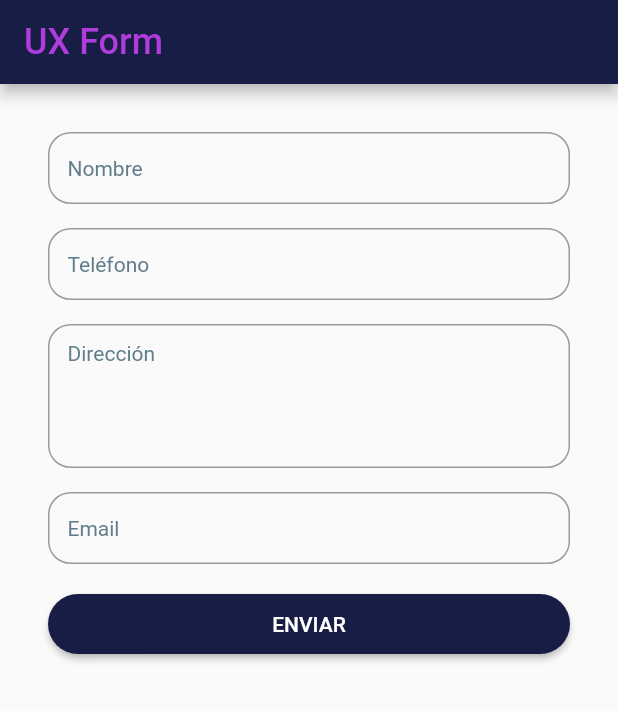
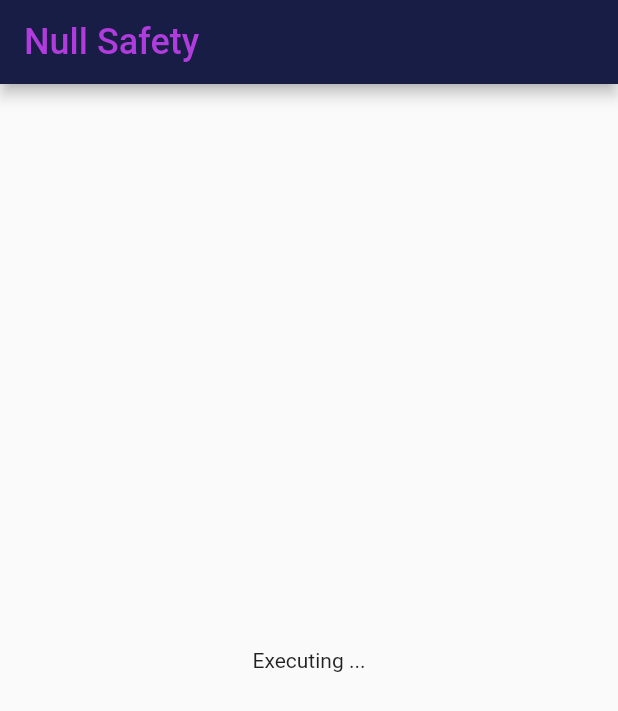
Before and after one commit to Codigo-Base/flutter-garage, a Flutter app: the screen it shows after launch, on a phone screen of 412 x 824 dp. Shown: the top 711 px of the screen. Run offline on Flutter 3.47's test engine with Material 2 defaults, Android fonts, the phone set to English and light mode, and no system bars.

Commit message:
Null safety page

```diff
--- a/lib/ui/app.dart
+++ b/lib/ui/app.dart
@@ -1,6 +1,7 @@
 
 import 'package:flutter/material.dart';
 import 'package:flutter_garage/ui/hidekeyboard/hide_keyboard_page.dart';
+import 'package:flutter_garage/ui/null-safety/null_safety_page.dart';
 import 'package:flutter_garage/ui/uxform/ux_form_page.dart';
 
 class MyApp extends StatelessWidget {
@@ -33,7 +34,7 @@ class MyApp extends StatelessWidget {
         ),
         visualDensity: VisualDensity.adaptivePlatformDensity,
       ),
-      home: UxFormPage(),
+      home: NullSafetyPage(),
     );
   }
 }
--- /dev/null
+++ b/lib/ui/null-safety/null_safety_page.dart
@@ -0,0 +1,19 @@
+import 'package:flutter/material.dart';
+
+class NullSafetyPage extends StatelessWidget {
+  @override
+  Widget build(BuildContext context) {
+    _processExamples();
+    return Scaffold(
+      appBar: AppBar(
+        brightness: Brightness.dark,
+        title: Text('Null Safety'),
+      ),
+      body: Center(child: Text('Executing ...'))
+    );
+  }
+
+  void _processExamples() {
+    print('Init process');
+  }
+}
```
